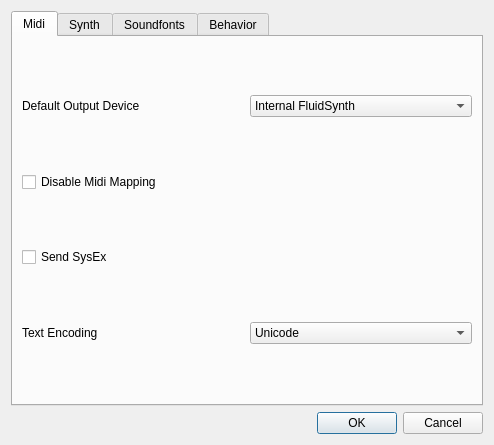
The window that qmpsettingswindow.ui (chirs241097/QMidiPlayer) describes before a commit, drawn with Qt 5.
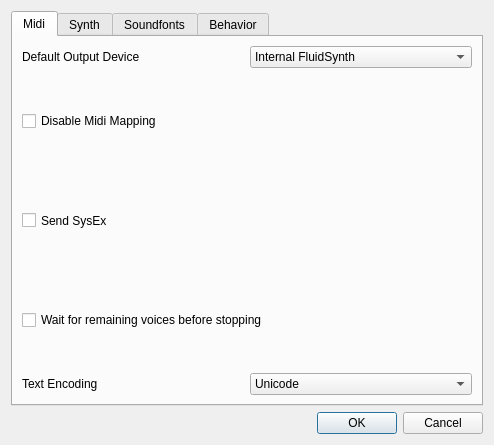
The same window after the commit. Icons and pictures are not drawn.

Patch:
```diff
--- a/qmpsettingswindow.ui
+++ b/qmpsettingswindow.ui
@@ -29,23 +29,30 @@
       <attribute name="title">
        <string>Midi</string>
       </attribute>
-      <layout class="QGridLayout" name="gridLayout">
-       <item row="1" column="0">
-        <widget class="QCheckBox" name="cbDisableMapping">
-         <property name="text">
-          <string>Disable Midi Mapping</string>
-         </property>
-        </widget>
-       </item>
-       <item row="0" column="0">
+      <layout class="QVBoxLayout" name="verticalLayout_4">
+       <item>
+        <layout class="QHBoxLayout" name="horizontalLayout_6">
+         <item>
         <widget class="QLabel" name="lbOutputDevice">
+           <property name="sizePolicy">
+            <sizepolicy hsizetype="Preferred" vsizetype="Preferred">
+             <horstretch>0</horstretch>
+             <verstretch>0</verstretch>
+            </sizepolicy>
+           </property>
          <property name="text">
           <string>Default Output Device</string>
          </property>
         </widget>
        </item>
-       <item row="0" column="1">
+         <item>
         <widget class="QComboBox" name="cbOutputDevice">
+           <property name="sizePolicy">
+            <sizepolicy hsizetype="Minimum" vsizetype="Fixed">
+             <horstretch>0</horstretch>
+             <verstretch>0</verstretch>
+            </sizepolicy>
+           </property>
          <item>
           <property name="text">
            <string>Internal FluidSynth</string>
@@ -53,22 +60,70 @@
          </item>
         </widget>
        </item>
-       <item row="2" column="0">
+        </layout>
+       </item>
+       <item>
+        <widget class="QCheckBox" name="cbDisableMapping">
+         <property name="sizePolicy">
+          <sizepolicy hsizetype="Minimum" vsizetype="Preferred">
+           <horstretch>0</horstretch>
+           <verstretch>0</verstretch>
+          </sizepolicy>
+         </property>
+         <property name="text">
+          <string>Disable Midi Mapping</string>
+         </property>
+        </widget>
+       </item>
+       <item>
         <widget class="QCheckBox" name="cbSendSysx">
+         <property name="sizePolicy">
+          <sizepolicy hsizetype="Minimum" vsizetype="Preferred">
+           <horstretch>0</horstretch>
+           <verstretch>0</verstretch>
+          </sizepolicy>
+         </property>
          <property name="text">
           <string>Send SysEx</string>
          </property>
         </widget>
        </item>
-       <item row="3" column="0">
+       <item>
+        <widget class="QCheckBox" name="cbWaitVoice">
+         <property name="sizePolicy">
+          <sizepolicy hsizetype="Minimum" vsizetype="Preferred">
+           <horstretch>0</horstretch>
+           <verstretch>0</verstretch>
+          </sizepolicy>
+         </property>
+         <property name="text">
+          <string>Wait for remaining voices before stopping</string>
+         </property>
+        </widget>
+       </item>
+       <item>
+        <layout class="QHBoxLayout" name="horizontalLayout_7">
+         <item>
         <widget class="QLabel" name="lbEncoding">
+           <property name="sizePolicy">
+            <sizepolicy hsizetype="Preferred" vsizetype="Preferred">
+             <horstretch>0</horstretch>
+             <verstretch>0</verstretch>
+            </sizepolicy>
+           </property>
          <property name="text">
           <string>Text Encoding</string>
          </property>
         </widget>
        </item>
-       <item row="3" column="1">
+         <item>
         <widget class="QComboBox" name="cbEncoding">
+           <property name="sizePolicy">
+            <sizepolicy hsizetype="Preferred" vsizetype="Fixed">
+             <horstretch>0</horstretch>
+             <verstretch>0</verstretch>
+            </sizepolicy>
+           </property>
          <item>
           <property name="text">
            <string>Unicode</string>
@@ -125,6 +180,8 @@
           </property>
          </item>
         </widget>
+         </item>
+        </layout>
        </item>
       </layout>
      </widget>
```
Lines whose indentation alone changed are shown as unchanged.
